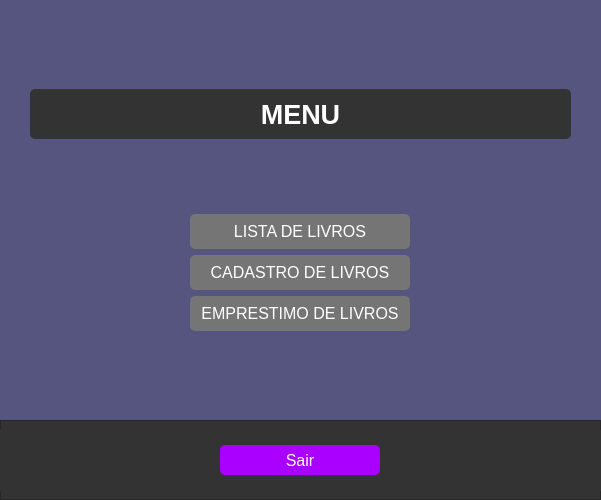
Before: the Qt Designer form Aulas_Revisão/11_2024/Dia 11/project/ui/menu_window.ui in OSepiliF/Curso-SENAC, drawn with Qt 5.
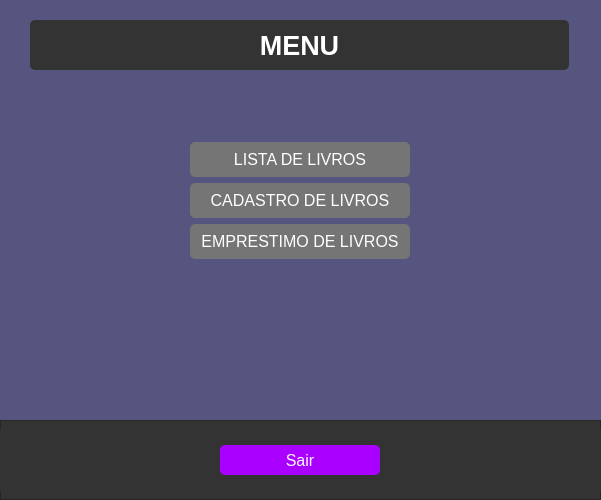
After: the same form once the commit is applied.

What changed in the file:
```diff
--- a/Aulas_Revisão/11_2024/Dia 11/project/ui/menu_window.ui
+++ b/Aulas_Revisão/11_2024/Dia 11/project/ui/menu_window.ui
@@ -21,38 +21,12 @@
     <property name="geometry">
      <rect>
       <x>30</x>
-      <y>20</y>
+      <y>70</y>
       <width>541</width>
-      <height>381</height>
+      <height>261</height>
      </rect>
     </property>
     <layout class="QVBoxLayout" name="verticalLayout">
-     <item>
-      <widget class="QLabel" name="label_5">
-       <property name="maximumSize">
-        <size>
-         <width>16777215</width>
-         <height>50</height>
-        </size>
-       </property>
-       <property name="font">
-        <font>
-         <pointsize>20</pointsize>
-         <weight>75</weight>
-         <bold>true</bold>
-        </font>
-       </property>
-       <property name="styleSheet">
-        <string notr="true">color: white; background-color: #333333; padding: 10px; border-radius: 5px;</string>
-       </property>
-       <property name="text">
-        <string>MENU</string>
-       </property>
-       <property name="alignment">
-        <set>Qt::AlignCenter</set>
-       </property>
-      </widget>
-     </item>
      <item>
       <layout class="QGridLayout" name="gridLayout">
        <item row="0" column="0">
@@ -178,6 +152,38 @@
      </layout>
     </widget>
    </widget>
+   <widget class="QLabel" name="label_5">
+    <property name="geometry">
+     <rect>
+      <x>30</x>
+      <y>20</y>
+      <width>539</width>
+      <height>50</height>
+     </rect>
+    </property>
+    <property name="maximumSize">
+     <size>
+      <width>16777215</width>
+      <height>50</height>
+     </size>
+    </property>
+    <property name="font">
+     <font>
+      <pointsize>20</pointsize>
+      <weight>75</weight>
+      <bold>true</bold>
+     </font>
+    </property>
+    <property name="styleSheet">
+     <string notr="true">color: white; background-color: #333333; padding: 10px; border-radius: 5px;</string>
+    </property>
+    <property name="text">
+     <string>MENU</string>
+    </property>
+    <property name="alignment">
+     <set>Qt::AlignCenter</set>
+    </property>
+   </widget>
   </widget>
  </widget>
  <resources/>
```
